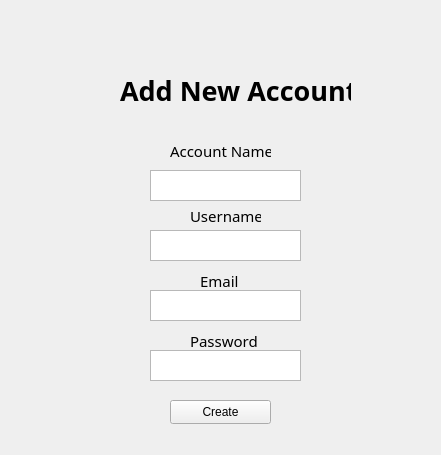
gsm999/TeamBlue_Porcupass, file res/UI Forms/NewStoreForm.ui: the form before one commit.
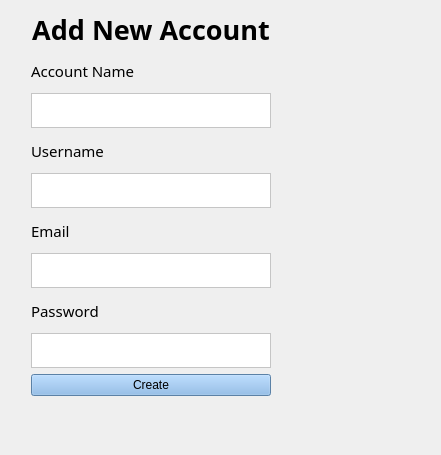
The form after the commit.

What changed in the file:
```diff
--- a/res/UI Forms/NewStoreForm.ui
+++ b/res/UI Forms/NewStoreForm.ui
@@ -13,161 +13,204 @@
   <property name="windowTitle">
    <string>Widget</string>
   </property>
-  <widget class="QLabel" name="label_4">
+  <widget class="QWidget" name="widget" native="true">
    <property name="geometry">
     <rect>
-     <x>190</x>
-     <y>330</y>
-     <width>71</width>
-     <height>21</height>
+     <x>11</x>
+     <y>11</y>
+     <width>280</width>
+     <height>385</height>
     </rect>
    </property>
-   <property name="font">
-    <font>
-     <family>Corbel</family>
-     <pointsize>11</pointsize>
-    </font>
-   </property>
-   <property name="text">
-    <string>Password</string>
-   </property>
-  </widget>
-  <widget class="QLabel" name="label_3">
-   <property name="geometry">
-    <rect>
-     <x>190</x>
-     <y>200</y>
-     <width>71</width>
-     <height>31</height>
-    </rect>
-   </property>
-   <property name="font">
-    <font>
-     <family>Corbel</family>
-     <pointsize>11</pointsize>
-    </font>
-   </property>
-   <property name="text">
-    <string>Username</string>
-   </property>
-  </widget>
-  <widget class="QTextEdit" name="textEdit">
-   <property name="geometry">
-    <rect>
-     <x>150</x>
-     <y>170</y>
-     <width>151</width>
-     <height>31</height>
-    </rect>
-   </property>
-  </widget>
-  <widget class="QPushButton" name="pushCreate">
-   <property name="geometry">
-    <rect>
-     <x>170</x>
-     <y>400</y>
-     <width>101</width>
-     <height>24</height>
-    </rect>
-   </property>
-   <property name="text">
-    <string>Create</string>
-   </property>
-  </widget>
-  <widget class="QTextEdit" name="textEdit_3">
-   <property name="geometry">
-    <rect>
-     <x>150</x>
-     <y>350</y>
-     <width>151</width>
-     <height>31</height>
-    </rect>
-   </property>
-  </widget>
+   <layout class="QHBoxLayout" name="horizontalLayout">
+    <item>
+     <spacer name="verticalSpacer">
+      <property name="orientation">
+       <enum>Qt::Vertical</enum>
+      </property>
+      <property name="sizeHint" stdset="0">
+       <size>
+        <width>20</width>
+        <height>40</height>
+       </size>
+      </property>
+     </spacer>
+    </item>
+    <item>
+     <layout class="QVBoxLayout" name="verticalLayout">
+      <item>
   <widget class="QLabel" name="label">
-   <property name="geometry">
-    <rect>
-     <x>120</x>
-     <y>50</y>
-     <width>231</width>
-     <height>81</height>
-    </rect>
-   </property>
    <property name="font">
     <font>
      <family>Corbel</family>
      <pointsize>20</pointsize>
-     <weight>75</weight>
      <bold>true</bold>
     </font>
    </property>
    <property name="mouseTracking">
     <bool>true</bool>
    </property>
+        <property name="styleSheet">
+         <string notr="true">color: rgb(0, 0, 0);</string>
+        </property>
    <property name="text">
     <string>Add New Account</string>
    </property>
    <property name="scaledContents">
     <bool>true</bool>
    </property>
-  </widget>
+        <property name="alignment">
+         <set>Qt::AlignCenter</set>
+        </property>
+       </widget>
+      </item>
+      <item>
+       <widget class="QLabel" name="label_2">
+        <property name="font">
+         <font>
+          <family>Corbel</family>
+          <pointsize>11</pointsize>
+         </font>
+        </property>
+        <property name="styleSheet">
+         <string notr="true">color: rgb(0, 0, 0);</string>
+        </property>
+        <property name="text">
+         <string>Account Name</string>
+        </property>
+       </widget>
+      </item>
+      <item>
+       <widget class="QTextEdit" name="textEdit">
+        <property name="maximumSize">
+         <size>
+          <width>16777215</width>
+          <height>35</height>
+         </size>
+        </property>
+        <property name="styleSheet">
+         <string notr="true">color: rgb(0, 0, 0);
+background-color: rgb(255, 255, 255);</string>
+        </property>
+       </widget>
+      </item>
+      <item>
+       <widget class="QLabel" name="label_3">
+        <property name="font">
+         <font>
+          <family>Corbel</family>
+          <pointsize>11</pointsize>
+         </font>
+        </property>
+        <property name="styleSheet">
+         <string notr="true">color: rgb(0, 0, 0);</string>
+        </property>
+        <property name="text">
+         <string>Username</string>
+        </property>
+       </widget>
+      </item>
+      <item>
+       <widget class="QTextEdit" name="textEdit_2">
+        <property name="maximumSize">
+         <size>
+          <width>16777215</width>
+          <height>35</height>
+         </size>
+        </property>
+        <property name="styleSheet">
+         <string notr="true">color: rgb(0, 0, 0);
+background-color: rgb(255, 255, 255);</string>
+        </property>
+       </widget>
+      </item>
+      <item>
   <widget class="QLabel" name="label_5">
-   <property name="geometry">
-    <rect>
-     <x>200</x>
-     <y>270</y>
-     <width>41</width>
-     <height>21</height>
-    </rect>
-   </property>
    <property name="font">
     <font>
      <family>Corbel</family>
      <pointsize>11</pointsize>
     </font>
    </property>
+        <property name="styleSheet">
+         <string notr="true">color: rgb(0, 0, 0);</string>
+        </property>
    <property name="text">
     <string>Email</string>
    </property>
   </widget>
+      </item>
+      <item>
   <widget class="QTextEdit" name="textEdit_4">
-   <property name="geometry">
-    <rect>
-     <x>150</x>
-     <y>290</y>
-     <width>151</width>
-     <height>31</height>
-    </rect>
-   </property>
-  </widget>
-  <widget class="QTextEdit" name="textEdit_2">
-   <property name="geometry">
-    <rect>
-     <x>150</x>
-     <y>230</y>
-     <width>151</width>
-     <height>31</height>
-    </rect>
-   </property>
-  </widget>
-  <widget class="QLabel" name="label_2">
-   <property name="geometry">
-    <rect>
-     <x>170</x>
-     <y>140</y>
-     <width>101</width>
-     <height>21</height>
-    </rect>
-   </property>
+        <property name="maximumSize">
+         <size>
+          <width>16777215</width>
+          <height>35</height>
+         </size>
+        </property>
+        <property name="styleSheet">
+         <string notr="true">color: rgb(0, 0, 0);
+background-color: rgb(255, 255, 255);</string>
+        </property>
+       </widget>
+      </item>
+      <item>
+       <widget class="QLabel" name="label_4">
    <property name="font">
     <font>
      <family>Corbel</family>
      <pointsize>11</pointsize>
     </font>
    </property>
+        <property name="styleSheet">
+         <string notr="true">color: rgb(0, 0, 0);</string>
+        </property>
    <property name="text">
-    <string>Account Name</string>
-   </property>
+         <string>Password</string>
+        </property>
+       </widget>
+      </item>
+      <item>
+       <widget class="QTextEdit" name="textEdit_3">
+        <property name="maximumSize">
+         <size>
+          <width>16777215</width>
+          <height>35</height>
+         </size>
+        </property>
+        <property name="styleSheet">
+         <string notr="true">color: rgb(0, 0, 0);
+background-color: rgb(255, 255, 255);</string>
+        </property>
+       </widget>
+      </item>
+      <item>
+       <widget class="QPushButton" name="pushCreate">
+        <property name="styleSheet">
+         <string notr="true">color: rgb(0, 0, 0);
+background-color: rgb(127, 180, 233);</string>
+        </property>
+        <property name="text">
+         <string>Create</string>
+        </property>
+       </widget>
+      </item>
+     </layout>
+    </item>
+    <item>
+     <spacer name="verticalSpacer_2">
+      <property name="orientation">
+       <enum>Qt::Vertical</enum>
+      </property>
+      <property name="sizeHint" stdset="0">
+       <size>
+        <width>20</width>
+        <height>40</height>
+       </size>
+      </property>
+     </spacer>
+    </item>
+   </layout>
   </widget>
  </widget>
  <resources/>
```
Lines whose indentation alone changed are shown as unchanged.
